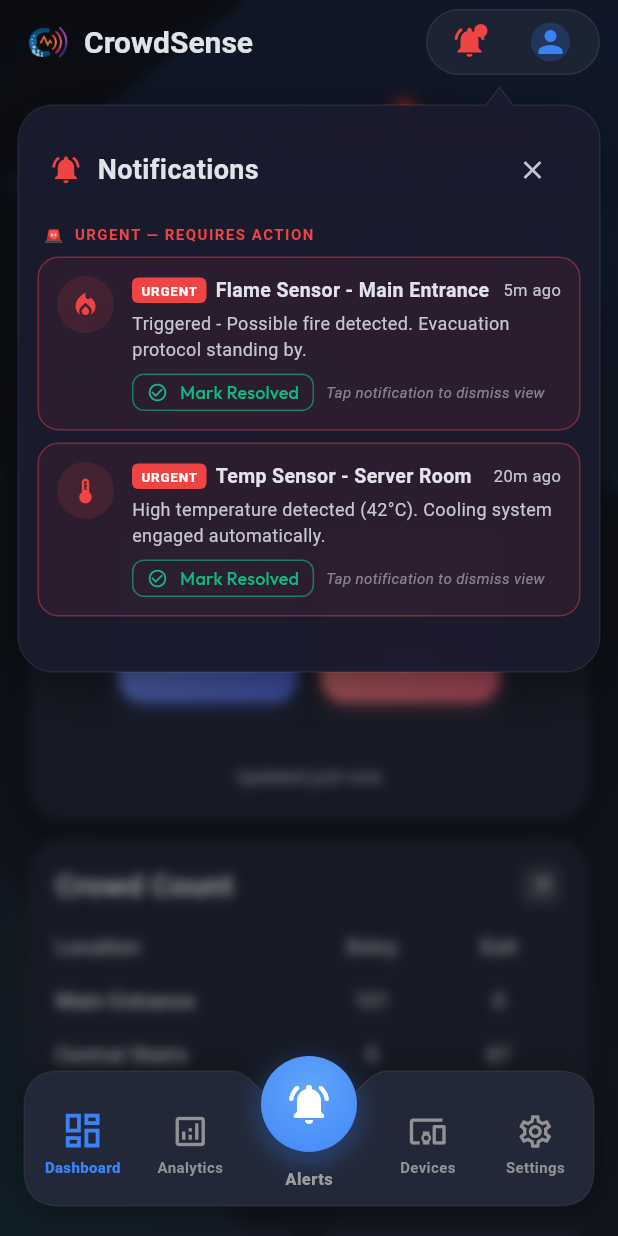
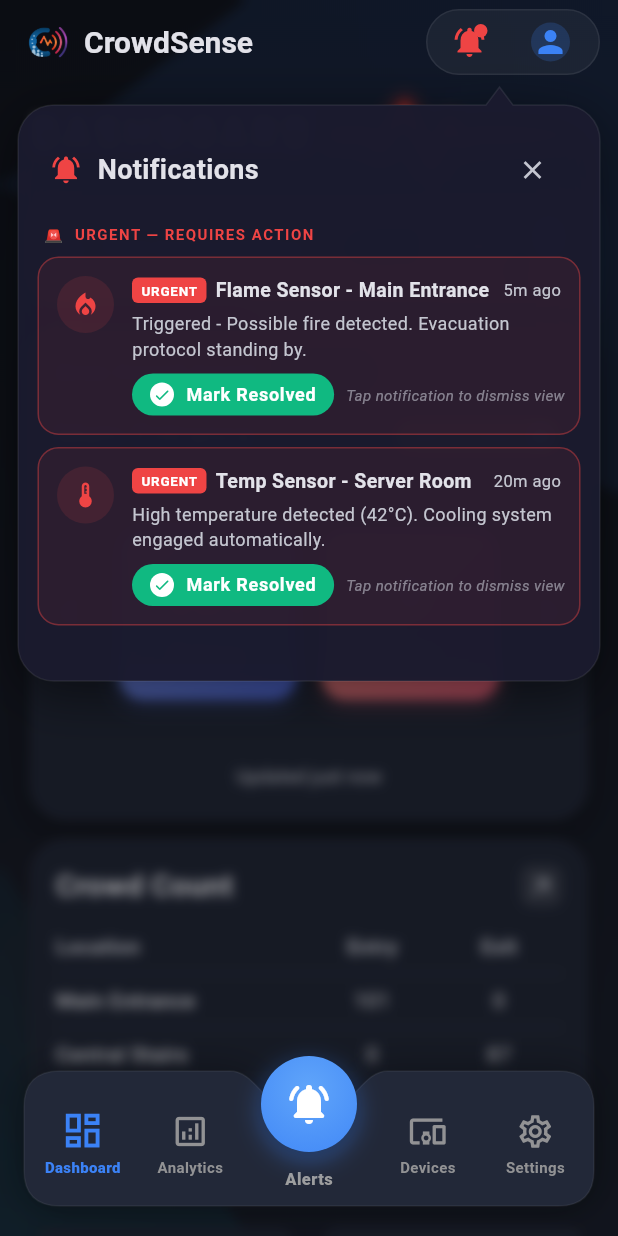
Before and after one commit to carlragas/crowdsense-software, a Flutter app: the DashboardScreen screen opened by its route, after a tap on the "chevron left" icon, after a tap on the "chevron right" icon, after a tap on the "notifications active" icon, on a phone screen of 412 x 824 dp. Run offline on Flutter 3.47's test engine with Material 3 defaults, Android fonts, the light colour scheme and no system bars; our stand-ins replace animate_do, firebase_auth, firebase_core, fl_chart, google_fonts; missing offline and left inert: window_manager; accounts and stored records are empty.

Commit message:
Minor Changes before users management (failed test on UM)

```diff
--- a/lib/features/dashboard/widgets/notifications_panel.dart
+++ b/lib/features/dashboard/widgets/notifications_panel.dart
@@ -413,17 +413,25 @@
                       const SizedBox(height: 8),
                       Row(
                         children: [
-                          OutlinedButton.icon(
+                          ElevatedButton.icon(
                             onPressed: onResolve,
-                            icon: const Icon(Icons.check_circle_outline, size: 14),
-                            label: const Text('Mark Resolved', style: TextStyle(fontSize: 12)),
-                            style: OutlinedButton.styleFrom(
-                              foregroundColor: AppColors.statusSafe,
-                              side: BorderSide(color: AppColors.statusSafe.withOpacity(0.6)),
-                              padding: const EdgeInsets.symmetric(horizontal: 10, vertical: 4),
+                            icon: Container(
+                              padding: const EdgeInsets.all(2),
+                              decoration: const BoxDecoration(
+                                color: Colors.white,
+                                shape: BoxShape.circle,
+                              ),
+                              child: const Icon(Icons.check_rounded, size: 12, color: AppColors.statusSafe),
+                            ),
+                            label: const Text('Mark Resolved', style: TextStyle(fontSize: 12, fontWeight: FontWeight.bold)),
+                            style: ElevatedButton.styleFrom(
+                              foregroundColor: Colors.white,
+                              backgroundColor: AppColors.statusSafe,
+                              elevation: 0,
+                              padding: const EdgeInsets.symmetric(horizontal: 12, vertical: 6),
                               minimumSize: Size.zero,
                               tapTargetSize: MaterialTapTargetSize.shrinkWrap,
-                              shape: RoundedRectangleBorder(borderRadius: BorderRadius.circular(8)),
+                              shape: RoundedRectangleBorder(borderRadius: BorderRadius.circular(20)),
                             ),
                           ),
                           const SizedBox(width: 8),
--- a/lib/features/dashboard/widgets/people_counter_card.dart
+++ b/lib/features/dashboard/widgets/people_counter_card.dart
@@ -48,7 +48,7 @@
           Row(
             children: [
               Text(
-                "Live Crowd Count",
+                "Area Crowd Count",
                 style: TextStyle(
                   fontSize: 16,
                   fontWeight: FontWeight.w600,
@@ -69,7 +69,7 @@
                     Icon(Icons.circle, size: 6, color: isOnline ? statusColor : Colors.redAccent),
                     const SizedBox(width: 4),
                     Text(
-                      isOnline ? "LIVE" : "OFFLINE",
+                      isOnline ? "ONLINE" : "OFFLINE",
                       style: TextStyle(
                         color: isOnline ? statusColor : Colors.redAccent,
                         fontWeight: FontWeight.bold,
@@ -116,25 +116,41 @@
                                 ),
                               ),
                               Container(
-                                padding: const EdgeInsets.symmetric(horizontal: 12, vertical: 6),
+                                padding: const EdgeInsets.only(left: 14, right: 6, top: 4, bottom: 4),
                                 decoration: BoxDecoration(
-                                  color: (pageEntries > 0 ? AppColors.statusWarning : AppColors.statusSafe).withOpacity(0.1),
+                                  color: pageEntries > 0 ? AppColors.statusWarning : AppColors.statusSafe,
                                   borderRadius: BorderRadius.circular(20),
-                                  border: Border.all(color: (pageEntries > 0 ? AppColors.statusWarning : AppColors.statusSafe).withOpacity(0.2)),
+                                  boxShadow: [
+                                    BoxShadow(
+                                      color: (pageEntries > 0 ? AppColors.statusWarning : AppColors.statusSafe).withOpacity(0.3),
+                                      blurRadius: 8,
+                                      offset: const Offset(0, 4),
+                                    )
+                                  ]
                                 ),
                                 child: Row(
                                   mainAxisSize: MainAxisSize.min,
                                   children: [
-                                    Icon(pageEntries > 0 ? Icons.error_outline : Icons.check_circle_outline,
-                                         size: 14,
-                                         color: pageEntries > 0 ? AppColors.statusWarning : AppColors.statusSafe),
-                                    const SizedBox(width: 4),
                                     Text(
                                       pageEntries > 0 ? "NOT CLEAR" : "CLEAR",
-                                      style: TextStyle(
-                                        color: pageEntries > 0 ? AppColors.statusWarning : AppColors.statusSafe,
+                                      style: const TextStyle(
+                                        color: Colors.white,
                                         fontWeight: FontWeight.bold,
                                         fontSize: 12,
+                                        letterSpacing: 0.5,
+                                      ),
+                                    ),
+                                    const SizedBox(width: 8),
+                                    Container(
+                                      padding: const EdgeInsets.all(2),
+                                      decoration: const BoxDecoration(
+                                        color: Colors.white,
+                                        shape: BoxShape.circle,
+                                      ),
+                                      child: Icon(
+                                        pageEntries > 0 ? Icons.priority_high_rounded : Icons.check_rounded,
+                                        size: 14,
+                                        color: pageEntries > 0 ? AppColors.statusWarning : AppColors.statusSafe,
                                       ),
                                     ),
                                   ],
```
